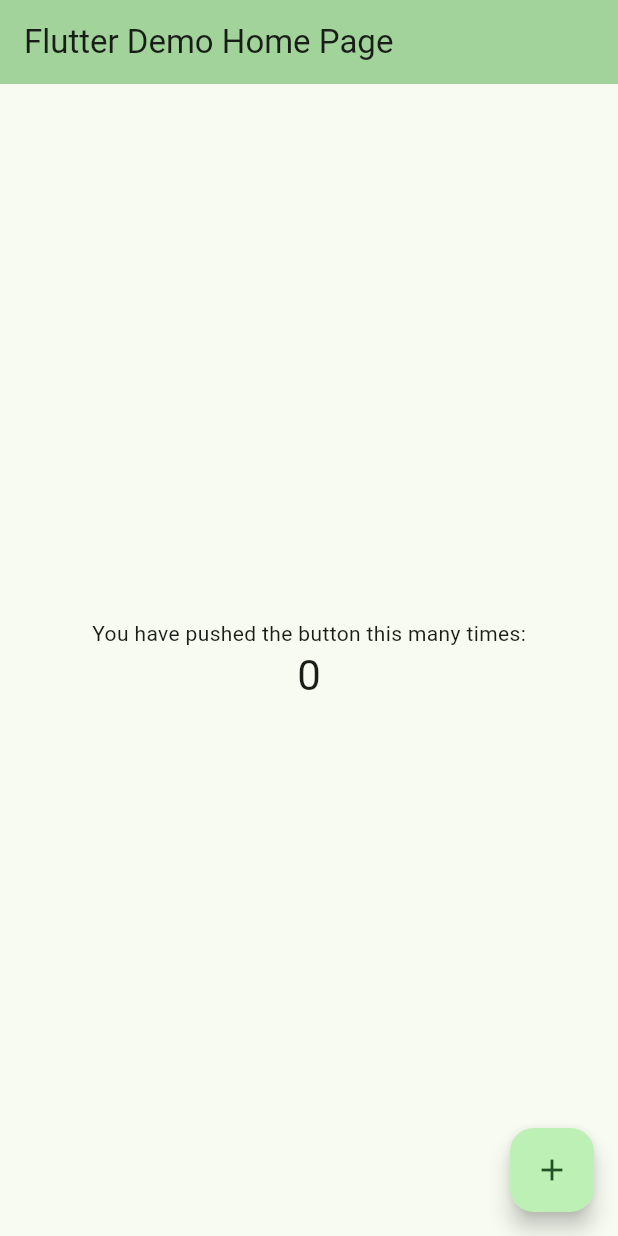
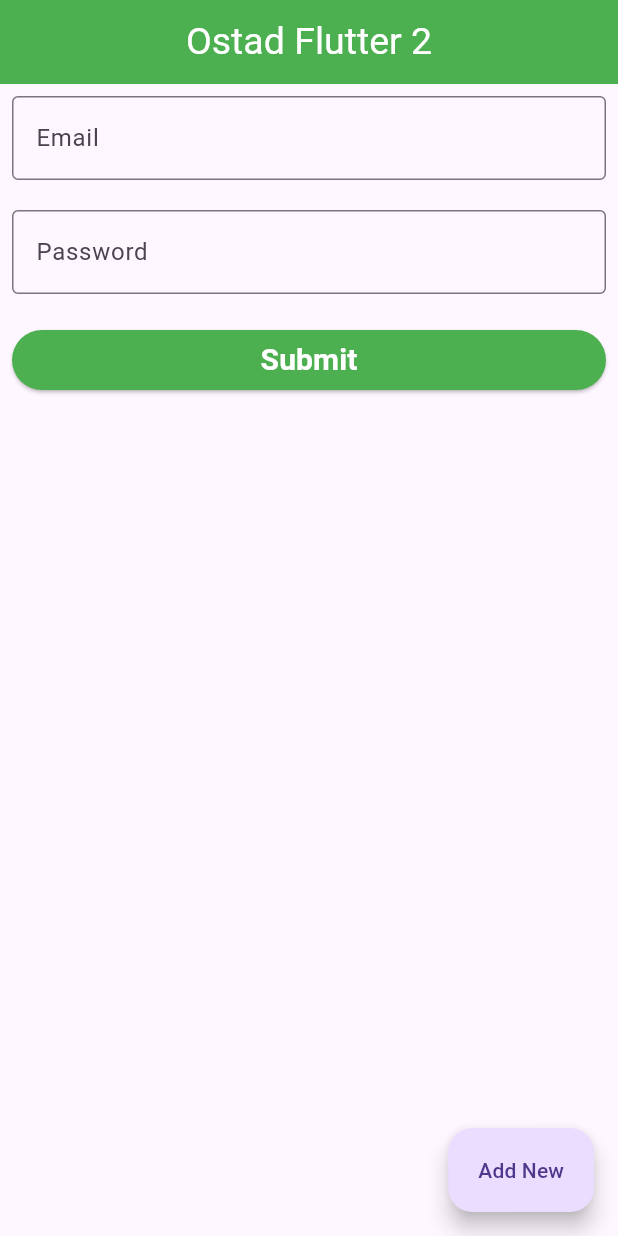
Before and after one commit to santorasu/flutter_module_9, a Flutter app: the screen it shows after launch, on a phone screen of 412 x 824 dp. Run offline on Flutter 3.47's test engine with Material 3 defaults, Android fonts, the phone set to English and light mode, and no system bars.

Commit message:
Create a login page

```diff
--- a/lib/main.dart
+++ b/lib/main.dart
@@ -1,103 +1,97 @@
 import 'package:flutter/material.dart';
 
-void main() {
-  runApp(const MyApp());
+void main (){
+  runApp(myApp());
 }
 
-class MyApp extends StatelessWidget {
-  const MyApp({super.key});
+class myApp extends StatelessWidget {
+  const myApp({super.key});
 
   @override
   Widget build(BuildContext context) {
     return MaterialApp(
-      title: 'Flutter Demo',
-      theme: ThemeData(
-
-        colorScheme: ColorScheme.fromSeed(seedColor: Colors.green),
-        useMaterial3: true,
-      ),
-      home: const MyHomePage(title: 'Flutter Demo Home Page'),
+      title: 'Flutter Class 2',
+      home: Home(),
     );
   }
 }
 
-class MyHomePage extends StatefulWidget {
-  const MyHomePage({super.key, required this.title});
-
-
-
-  final String title;
-
-  @override
-  State<MyHomePage> createState() => _MyHomePageState();
-}
-
-class _MyHomePageState extends State<MyHomePage> {
-  int _counter = 0;
-
-  void _incrementCounter() {
-    setState(() {
-      // This call to setState tells the Flutter framework that something has
-      // changed in this State, which causes it to rerun the build method below
-      // so that the display can reflect the updated values. If we changed
-      // _counter without calling setState(), then the build method would not be
-      // called again, and so nothing would appear to happen.
-      _counter++;
-    });
-  }
+class Home extends StatelessWidget {
+  const Home({super.key});
 
   @override
   Widget build(BuildContext context) {
-    // This method is rerun every time setState is called, for instance as done
-    // by the _incrementCounter method above.
-    //
-    // The Flutter framework has been optimized to make rerunning build methods
-    // fast, so that you can just rebuild anything that needs updating rather
-    // than having to individually change instances of widgets.
+
+    final _formKey = GlobalKey<FormState>();
     return Scaffold(
       appBar: AppBar(
-        // TRY THIS: Try changing the color here to a specific color (to
-        // Colors.amber, perhaps?) and trigger a hot reload to see the AppBar
-        // change color while the other colors stay the same.
-        backgroundColor: Theme.of(context).colorScheme.inversePrimary,
-        // Here we take the value from the MyHomePage object that was created by
-        // the App.build method, and use it to set our appbar title.
-        title: Text(widget.title),
-      ),
-      body: Center(
-        // Center is a layout widget. It takes a single child and positions it
-        // in the middle of the parent.
-        child: Column(
-          // Column is also a layout widget. It takes a list of children and
-          // arranges them vertically. By default, it sizes itself to fit its
-          // children horizontally, and tries to be as tall as its parent.
-          //
-          // Column has various properties to control how it sizes itself and
-          // how it positions its children. Here we use mainAxisAlignment to
-          // center the children vertically; the main axis here is the vertical
-          // axis because Columns are vertical (the cross axis would be
-          // horizontal).
-          //
-          // TRY THIS: Invoke "debug painting" (choose the "Toggle Debug Paint"
-          // action in the IDE, or press "p" in the console), to see the
-          // wireframe for each widget.
-          mainAxisAlignment: MainAxisAlignment.center,
-          children: <Widget>[
-            const Text(
-              'You have pushed the button this many times:',
-            ),
-            Text(
-              '$_counter',
-              style: Theme.of(context).textTheme.headlineMedium,
-            ),
+        backgroundColor: Colors.green,
+        title: Column(
+          children: [
+            Text("Ostad Flutter 2",style: TextStyle(
+              color: Colors.white,fontSize: 25
+            ),),
           ],
         ),
+        centerTitle: true,
       ),
-      floatingActionButton: FloatingActionButton(
-        onPressed: _incrementCounter,
-        tooltip: 'Increment',
-        child: const Icon(Icons.add),
-      ), // This trailing comma makes auto-formatting nicer for build methods.
+      body: Column(
+        children: [
+          Form(
+              key: _formKey,
+              child: Padding(
+            padding: const EdgeInsets.all(8.0),
+            child: Column(
+              children: [
+                TextFormField(
+                  decoration: InputDecoration(
+                    border: OutlineInputBorder(),
+                    hintText: "Enter Your Email",
+                    label: Text("Email"),
+                  ),
+                  validator: (value){
+                    if(value == null || value.isEmpty){
+                      return "Empty email not allowed";
+                    }
+                    return null;
+                  },
+                ),
+                SizedBox(height: 20,),
+                TextFormField(
+                  obscureText: true,
+                  decoration: InputDecoration(
+                    border: OutlineInputBorder(),
+                    hintText: "Enter Your Password",
+                    label: Text("Password"),
+                  ),
+                  validator: (value){
+                    if(value == null || value.isEmpty || value.length <6){
+
+                    }
+                  },
+                ),
+
+                SizedBox(height: 20,),
+                SizedBox(
+                  width: double.infinity,
+                  child: ElevatedButton(
+                      style: ElevatedButton.styleFrom(
+                        backgroundColor: Colors.green
+                      ),
+                      onPressed: (){
+                    print("Submit");
+                  }, child: Text("Submit",style: TextStyle(
+                    fontSize: 20, color: Colors.white,fontWeight: FontWeight.bold
+                  ),)),
+                )
+              ],
+            ),
+          ))
+        ],
+      ),
+      floatingActionButton: FloatingActionButton.extended(onPressed: (){
+        print("Floating Action Button");
+      }, label: Text("Add New")),
     );
   }
 }
```
